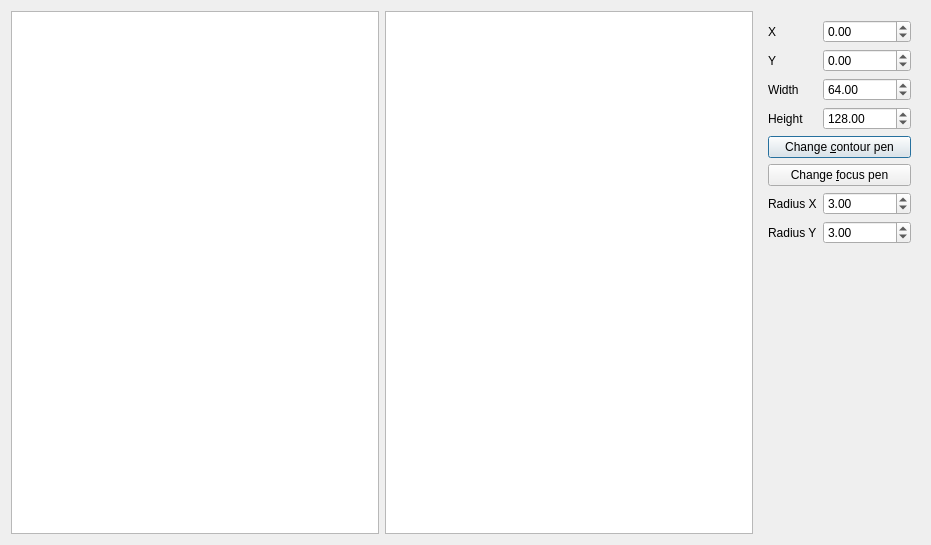
Old version of the form Tools/ToolTestQtRoundedRectItem/qttestqtroundedrectitemmodifydialog.ui in the repository richelbilderbeek/ProjectRichelBilderbeek.
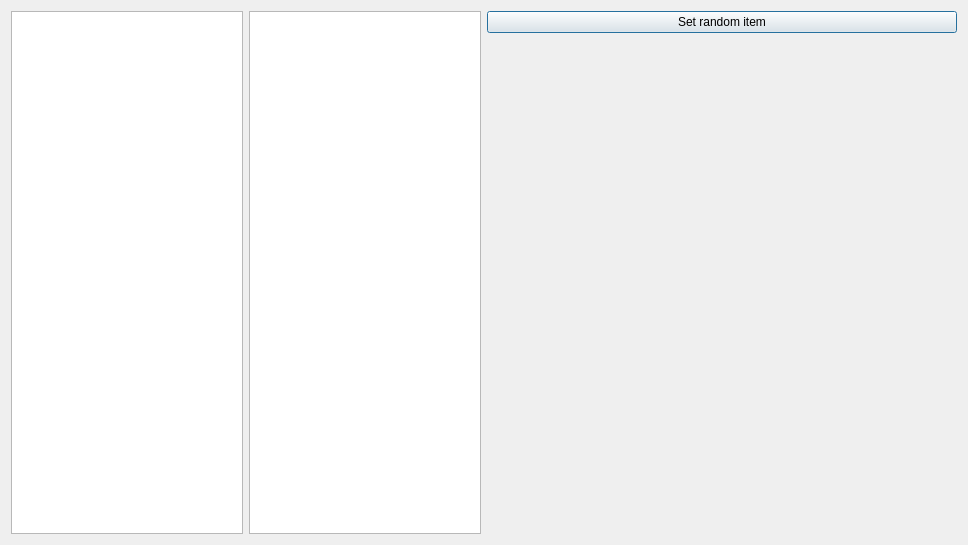
New version of the form. Icons and pictures are not drawn.

```diff
--- a/Tools/ToolTestQtRoundedRectItem/qttestqtroundedrectitemmodifydialog.ui
+++ b/Tools/ToolTestQtRoundedRectItem/qttestqtroundedrectitemmodifydialog.ui
@@ -6,7 +6,7 @@
    <rect>
     <x>0</x>
     <y>0</y>
-    <width>931</width>
+    <width>968</width>
     <height>545</height>
    </rect>
   </property>
@@ -17,140 +17,52 @@
    <iconset resource="ToolTestQtRoundedRectItem.qrc">
     <normaloff>:/images/ToolTestQtRoundedRectItemIcon.png</normaloff>:/images/ToolTestQtRoundedRectItemIcon.png</iconset>
   </property>
-  <layout class="QHBoxLayout" name="horizontalLayout">
-   <item>
-    <widget class="QGraphicsView" name="view_left"/>
+  <layout class="QGridLayout" name="gridLayout">
+   <item row="0" column="0" rowspan="2">
+    <widget class="QGraphicsView" name="view_left">
+     <property name="sizePolicy">
+      <sizepolicy hsizetype="Expanding" vsizetype="Expanding">
+       <horstretch>1</horstretch>
+       <verstretch>0</verstretch>
+      </sizepolicy>
+     </property>
+    </widget>
    </item>
-   <item>
-    <widget class="QGraphicsView" name="view_right"/>
+   <item row="0" column="1" rowspan="2">
+    <widget class="QGraphicsView" name="view_right">
+     <property name="sizePolicy">
+      <sizepolicy hsizetype="Expanding" vsizetype="Expanding">
+       <horstretch>1</horstretch>
+       <verstretch>0</verstretch>
+      </sizepolicy>
+     </property>
+    </widget>
    </item>
-   <item>
-    <widget class="QWidget" name="widget" native="true">
-     <layout class="QGridLayout" name="gridLayout">
-      <item row="2" column="0">
-       <widget class="QLabel" name="label_width">
-        <property name="text">
-         <string>Width</string>
-        </property>
-       </widget>
-      </item>
-      <item row="8" column="0">
-       <spacer name="verticalSpacer">
-        <property name="orientation">
-         <enum>Qt::Vertical</enum>
-        </property>
-        <property name="sizeHint" stdset="0">
-         <size>
-          <width>20</width>
-          <height>40</height>
-         </size>
-        </property>
-       </spacer>
-      </item>
-      <item row="0" column="0">
-       <widget class="QLabel" name="label_x">
-        <property name="text">
-         <string>X</string>
-        </property>
-       </widget>
-      </item>
-      <item row="6" column="1">
-       <widget class="QDoubleSpinBox" name="box_radius_x">
-        <property name="value">
-         <double>3.000000000000000</double>
-        </property>
-       </widget>
-      </item>
-      <item row="7" column="0">
-       <widget class="QLabel" name="label_radius_y">
-        <property name="text">
-         <string>Radius Y</string>
-        </property>
-       </widget>
-      </item>
-      <item row="1" column="0">
-       <widget class="QLabel" name="label_y">
-        <property name="text">
-         <string>Y</string>
-        </property>
-       </widget>
-      </item>
-      <item row="6" column="0">
-       <widget class="QLabel" name="label_radius_x">
-        <property name="text">
-         <string>Radius X</string>
-        </property>
-       </widget>
-      </item>
-      <item row="7" column="1">
-       <widget class="QDoubleSpinBox" name="box_radius_y">
-        <property name="value">
-         <double>3.000000000000000</double>
-        </property>
-       </widget>
-      </item>
-      <item row="4" column="0" colspan="2">
-       <widget class="QPushButton" name="button_contour_pen">
-        <property name="text">
-         <string>Change &amp;contour pen</string>
-        </property>
-       </widget>
-      </item>
-      <item row="5" column="0" colspan="2">
-       <widget class="QPushButton" name="button_focus_pen">
-        <property name="text">
-         <string>Change &amp;focus pen</string>
-        </property>
-       </widget>
-      </item>
-      <item row="3" column="0">
-       <widget class="QLabel" name="label_height">
-        <property name="text">
-         <string>Height</string>
-        </property>
-       </widget>
-      </item>
-      <item row="0" column="1">
-       <widget class="QDoubleSpinBox" name="box_x">
-        <property name="minimum">
-         <double>-999999999.000000000000000</double>
-        </property>
-        <property name="maximum">
-         <double>999999999.000000000000000</double>
-        </property>
-       </widget>
-      </item>
-      <item row="1" column="1">
-       <widget class="QDoubleSpinBox" name="box_y">
-        <property name="minimum">
-         <double>-999999999.000000000000000</double>
-        </property>
-        <property name="maximum">
-         <double>999999999.000000000000000</double>
-        </property>
-       </widget>
-      </item>
-      <item row="2" column="1">
-       <widget class="QDoubleSpinBox" name="box_width">
-        <property name="maximum">
-         <double>1000.000000000000000</double>
-        </property>
-        <property name="value">
-         <double>64.000000000000000</double>
-        </property>
-       </widget>
-      </item>
-      <item row="3" column="1">
-       <widget class="QDoubleSpinBox" name="box_height">
-        <property name="maximum">
-         <double>1000.000000000000000</double>
-        </property>
-        <property name="value">
-         <double>128.000000000000000</double>
-        </property>
-       </widget>
-      </item>
-     </layout>
+   <item row="0" column="2" colspan="2">
+    <widget class="QPushButton" name="button_set_item">
+     <property name="text">
+      <string>Set random item</string>
+     </property>
+    </widget>
+   </item>
+   <item row="1" column="2">
+    <widget class="QWidget" name="widget_left" native="true">
+     <property name="sizePolicy">
+      <sizepolicy hsizetype="Preferred" vsizetype="Preferred">
+       <horstretch>1</horstretch>
+       <verstretch>0</verstretch>
+      </sizepolicy>
+     </property>
+    </widget>
+   </item>
+   <item row="1" column="3">
+    <widget class="QWidget" name="widget_right" native="true">
+     <property name="sizePolicy">
+      <sizepolicy hsizetype="Preferred" vsizetype="Preferred">
+       <horstretch>1</horstretch>
+       <verstretch>0</verstretch>
+      </sizepolicy>
+     </property>
     </widget>
    </item>
   </layout>
```
